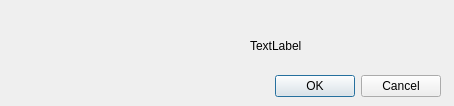
Semi-ATE/Semi-ATE, file ATE/spyder/widgets/actions_on/utils/Delete.ui: the form before one commit.
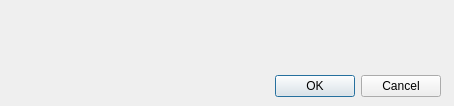
The form after the commit.

Diff of the .ui file:
```diff
--- a/ATE/spyder/widgets/actions_on/utils/Delete.ui
+++ b/ATE/spyder/widgets/actions_on/utils/Delete.ui
@@ -65,7 +65,7 @@
     </rect>
    </property>
    <property name="text">
-    <string>TextLabel</string>
+    <string/>
    </property>
   </widget>
  </widget>
```
